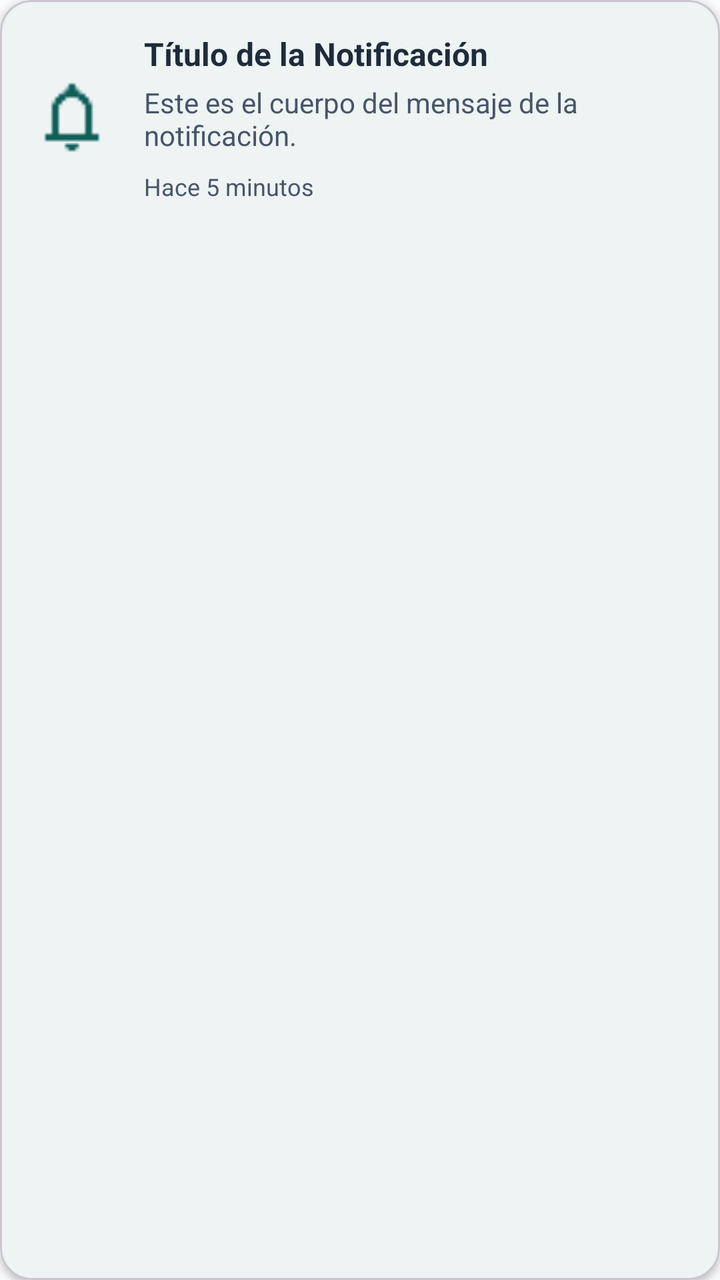
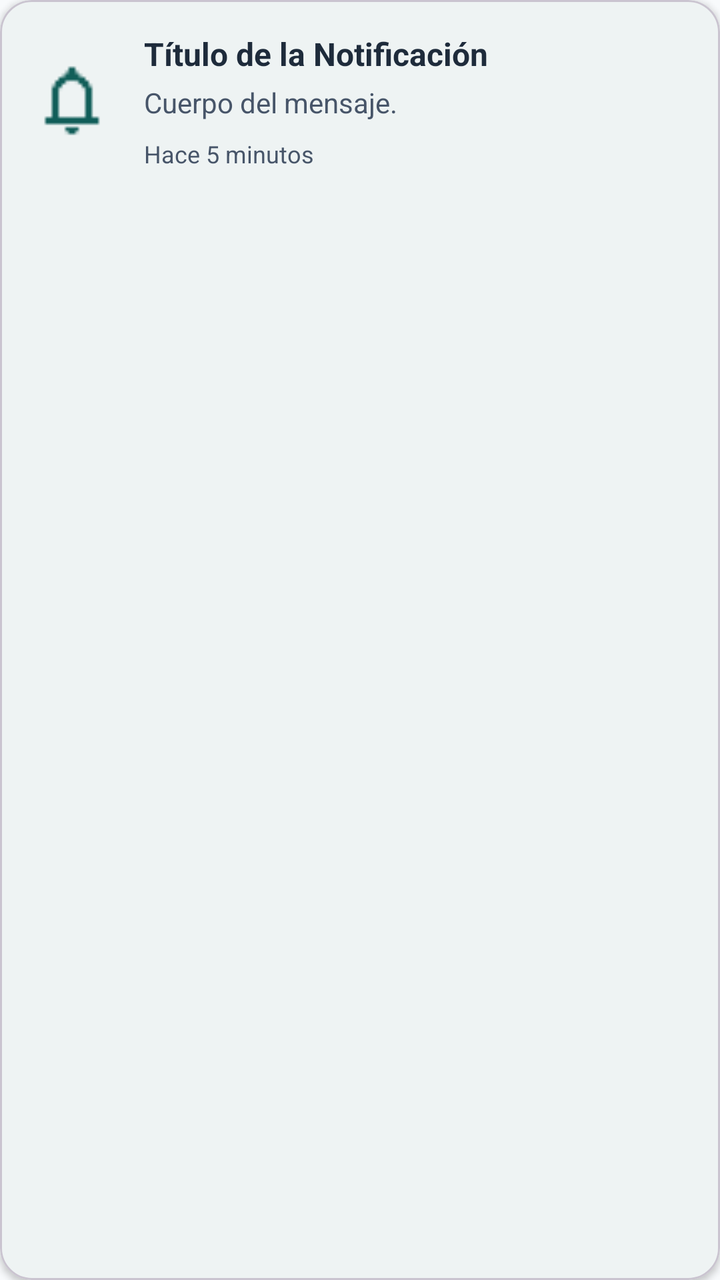

Compare the two renders of this Android layout. The source of the first and the diff that turns it into the second are given below.
<!-- AndroidManifest.xml: application theme Theme.HortitechV1 -->
<!-- res/layout/item_notificacion.xml -->
<?xml version="1.0" encoding="utf-8"?>
<com.google.android.material.card.MaterialCardView
    xmlns:android="http://schemas.android.com/apk/res/android"
    xmlns:app="http://schemas.android.com/apk/res-auto"
    android:layout_width="match_parent"
    android:layout_height="wrap_content"
    android:layout_marginHorizontal="8dp"
    android:layout_marginVertical="4dp"
    app:cardCornerRadius="16dp"
    app:cardElevation="2dp"
    app:cardBackgroundColor="@color/colorSurface">

    <LinearLayout
        android:id="@+id/layoutFondo"
        android:layout_width="match_parent"
        android:layout_height="wrap_content"
        android:orientation="horizontal"
        android:padding="16dp"
        android:gravity="center_vertical">

        <ImageView
            android:id="@+id/ivIconoNotificacion"
            android:layout_width="40dp"
            android:layout_height="40dp"
            android:src="@drawable/ic_notifications"
            app:tint="@color/colorAccent"
            android:contentDescription="Icono de notificación" />

        <LinearLayout
            android:layout_width="0dp"
            android:layout_height="wrap_content"
            android:layout_weight="1"
            android:orientation="vertical"
            android:layout_marginStart="16dp">

            <TextView
                android:id="@+id/tvTituloNotificacion"
                android:layout_width="wrap_content"
                android:layout_height="wrap_content"
                android:text="Título de la Notificación"
                android:textStyle="bold"
                android:textSize="16sp"
                android:textColor="@color/textColorPrimary"/>

            <TextView
                android:id="@+id/tvMensajeNotificacion"
                android:layout_width="wrap_content"
                android:layout_height="wrap_content"
                android:layout_marginTop="4dp"
                android:text="Este es el cuerpo del mensaje de la notificación."
                android:textColor="@color/textColorSecondary"/>

            <TextView
                android:id="@+id/tvTimestampNotificacion"
                android:layout_width="wrap_content"
                android:layout_height="wrap_content"
                android:layout_marginTop="8dp"
                android:text="Hace 5 minutos"
                android:textSize="12sp"
                android:textColor="@color/textColorSecondary"/>
        </LinearLayout>

        <View
            android:id="@+id/viewPuntoNoLeido"
            android:layout_width="10dp"
            android:layout_height="10dp"
            android:background="@drawable/shape_unread_dot"
            android:layout_marginStart="8dp"
            android:visibility="gone"/>
    </LinearLayout>
</com.google.android.material.card.MaterialCardView>
<!-- resources referenced by this layout -->
<resources>
  <color name="colorAccent">#115E59</color>
  <color name="colorSurface">#FFFFFF</color>
  <color name="textColorPrimary">#1E2B3B</color>
  <color name="textColorSecondary">#475569</color>
  <!-- drawable ic_notifications: png bitmap (drawable, 257 bytes) -->
  <!-- drawable shape_unread_dot (drawable) -->
  <?xml version="1.0" encoding="utf-8"?>
  <shape xmlns:android="http://schemas.android.com/apk/res/android"
      android:shape="oval">
      <solid android:color="@color/colorError" />
  </shape>
  <style name="Theme.HortitechV1" parent="Base.Theme.HortitechV1" />
  <color name="colorError">#DC2626</color>
  <style name="Base.Theme.HortitechV1" parent="Theme.Material3.DayNight.NoActionBar">
          <item name="colorPrimary">@color/colorAccent</item>
          <item name="colorPrimaryVariant">@color/colorAccent</item>
          <item name="colorOnPrimary">@color/white</item>
  
          <item name="colorSecondary">@color/colorAccentBackground</item>
          <item name="colorOnSecondary">@color/textColorPrimary</item>
  
          <item name="android:statusBarColor">@color/colorBackground</item>
  
          <item name="android:windowLightStatusBar" tools:targetApi="m">true</item>
  
          <item name="android:windowBackground">@color/colorBackground</item>
          <item name="colorSurface">@color/colorSurface</item>
          <item name="colorOnSurface">@color/textColorPrimary</item>
          <item name="colorError">@color/colorError</item>
          <item name="colorOnError">@color/white</item>
      </style>
  <color name="white">#FFFFFFFF</color>
  <color name="colorAccentBackground">#CCFBF1</color>
  <color name="colorBackground">#F8FAFC</color>
</resources>

<!-- the commit's change to res/layout/item_notificacion.xml (unified diff, before → after) -->
@@ -23,8 +23,7 @@
             android:layout_width="40dp"
             android:layout_height="40dp"
             android:src="@drawable/ic_notifications"
-            app:tint="@color/colorAccent"
-            android:contentDescription="Icono de notificación" />
+            app:tint="@color/colorAccent"/>
 
         <LinearLayout
             android:layout_width="0dp"
@@ -47,7 +46,7 @@
                 android:layout_width="wrap_content"
                 android:layout_height="wrap_content"
                 android:layout_marginTop="4dp"
-                android:text="Este es el cuerpo del mensaje de la notificación."
+                android:text="Cuerpo del mensaje."
                 android:textColor="@color/textColorSecondary"/>
 
             <TextView
